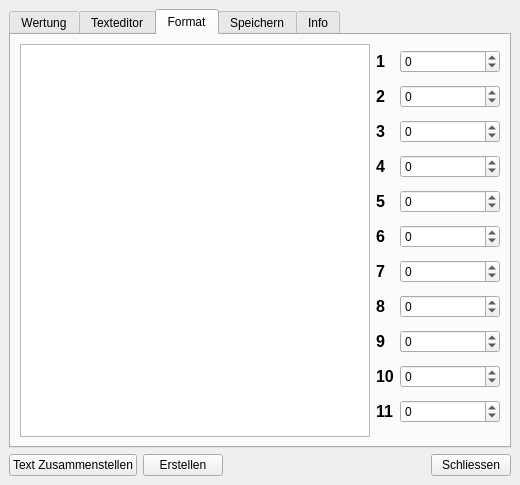
This is GradingWindow.ui in str4el/grading as Qt 5 draws it before an edit. The edited form follows.
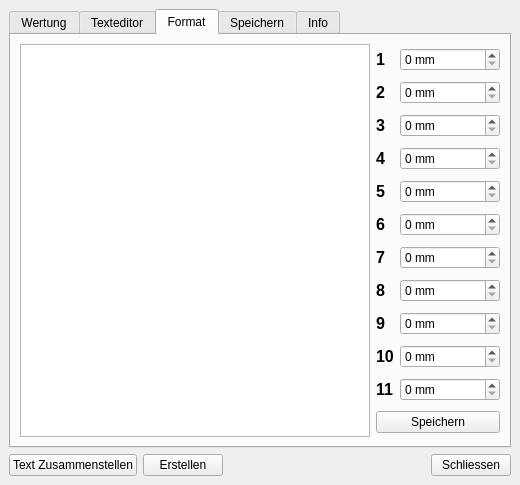
This is the edited form. The open tabs and pages were chosen to show the change.

The edit to the form file:
```diff
--- a/GradingWindow.ui
+++ b/GradingWindow.ui
@@ -946,11 +946,14 @@
             <property name="toolTip">
              <string>Der Abstand vom oberen Seitenrand. Damit kann der gesammte Inhalt nach oben oder unten verschoben werden.</string>
             </property>
+            <property name="suffix">
+             <string> mm</string>
+            </property>
             <property name="minimum">
-             <number>-10</number>
+             <number>0</number>
             </property>
             <property name="maximum">
-             <number>10</number>
+             <number>300</number>
             </property>
            </widget>
           </item>
@@ -979,11 +982,14 @@
             <property name="toolTip">
              <string>Der Abstand vom linken Seitenrand. Damit kann der gesammte Inhalt nach links oder rechts verschoben werden.</string>
             </property>
+            <property name="suffix">
+             <string> mm</string>
+            </property>
             <property name="minimum">
-             <number>-10</number>
+             <number>0</number>
             </property>
             <property name="maximum">
-             <number>10</number>
+             <number>300</number>
             </property>
            </widget>
           </item>
@@ -1012,11 +1018,14 @@
             <property name="toolTip">
              <string>Die horizontale Position des ++ Hakens.</string>
             </property>
+            <property name="suffix">
+             <string> mm</string>
+            </property>
             <property name="minimum">
-             <number>-10</number>
+             <number>0</number>
             </property>
             <property name="maximum">
-             <number>10</number>
+             <number>300</number>
             </property>
            </widget>
           </item>
@@ -1045,11 +1054,14 @@
             <property name="toolTip">
              <string>Die horizontale Position des + Hakens.</string>
             </property>
+            <property name="suffix">
+             <string> mm</string>
+            </property>
             <property name="minimum">
-             <number>-10</number>
+             <number>0</number>
             </property>
             <property name="maximum">
-             <number>10</number>
+             <number>300</number>
             </property>
            </widget>
           </item>
@@ -1078,11 +1090,14 @@
             <property name="toolTip">
              <string>Die horizontale Position des 0 Hakens.</string>
             </property>
+            <property name="suffix">
+             <string> mm</string>
+            </property>
             <property name="minimum">
-             <number>-10</number>
+             <number>0</number>
             </property>
             <property name="maximum">
-             <number>10</number>
+             <number>300</number>
             </property>
            </widget>
           </item>
@@ -1111,11 +1126,14 @@
             <property name="toolTip">
              <string>Die horizontale Position des - Hakens.</string>
             </property>
+            <property name="suffix">
+             <string> mm</string>
+            </property>
             <property name="minimum">
-             <number>-10</number>
+             <number>0</number>
             </property>
             <property name="maximum">
-             <number>10</number>
+             <number>300</number>
             </property>
            </widget>
           </item>
@@ -1144,11 +1162,14 @@
             <property name="toolTip">
              <string>Die horizontale Position des -- Hakens.</string>
             </property>
+            <property name="suffix">
+             <string> mm</string>
+            </property>
             <property name="minimum">
-             <number>-10</number>
+             <number>0</number>
             </property>
             <property name="maximum">
-             <number>10</number>
+             <number>300</number>
             </property>
            </widget>
           </item>
@@ -1177,11 +1198,14 @@
             <property name="toolTip">
              <string>Der Abstand vom oberen Seitenrand bis zum ersten Haken. Der gesammte folgende Inhalt wird mit verschoben.</string>
             </property>
+            <property name="suffix">
+             <string> mm</string>
+            </property>
             <property name="minimum">
-             <number>-10</number>
+             <number>0</number>
             </property>
             <property name="maximum">
-             <number>10</number>
+             <number>300</number>
             </property>
            </widget>
           </item>
@@ -1210,11 +1234,14 @@
             <property name="toolTip">
              <string>Der Abstand zwischen den ersten drei Haken und den folgenden drei. Der gesammte folgende Inhalt wird mit verschoben.</string>
             </property>
+            <property name="suffix">
+             <string> mm</string>
+            </property>
             <property name="minimum">
-             <number>-10</number>
+             <number>0</number>
             </property>
             <property name="maximum">
-             <number>10</number>
+             <number>300</number>
             </property>
            </widget>
           </item>
@@ -1243,11 +1270,20 @@
             <property name="toolTip">
              <string>Der Abstand zwischen den zweiten drei Haken und den lezten zwei. Der gesammte folgende Inhalt wird mit verschoben.</string>
             </property>
+            <property name="layoutDirection">
+             <enum>Qt::LeftToRight</enum>
+            </property>
+            <property name="suffix">
+             <string> mm</string>
+            </property>
+            <property name="prefix">
+             <string/>
+            </property>
             <property name="minimum">
-             <number>-10</number>
+             <number>0</number>
             </property>
             <property name="maximum">
-             <number>10</number>
+             <number>300</number>
             </property>
            </widget>
           </item>
@@ -1276,11 +1312,21 @@
             <property name="toolTip">
              <string>Der Abstand zwischen den lezten zwei Haken und dem Beurteilungstext.</string>
             </property>
+            <property name="suffix">
+             <string> mm</string>
+            </property>
             <property name="minimum">
-             <number>-10</number>
+             <number>0</number>
             </property>
             <property name="maximum">
-             <number>10</number>
+             <number>300</number>
+            </property>
+           </widget>
+          </item>
+          <item row="11" column="0" colspan="2">
+           <widget class="QPushButton" name="savePosButton">
+            <property name="text">
+             <string>Speichern</string>
             </property>
            </widget>
           </item>
```
